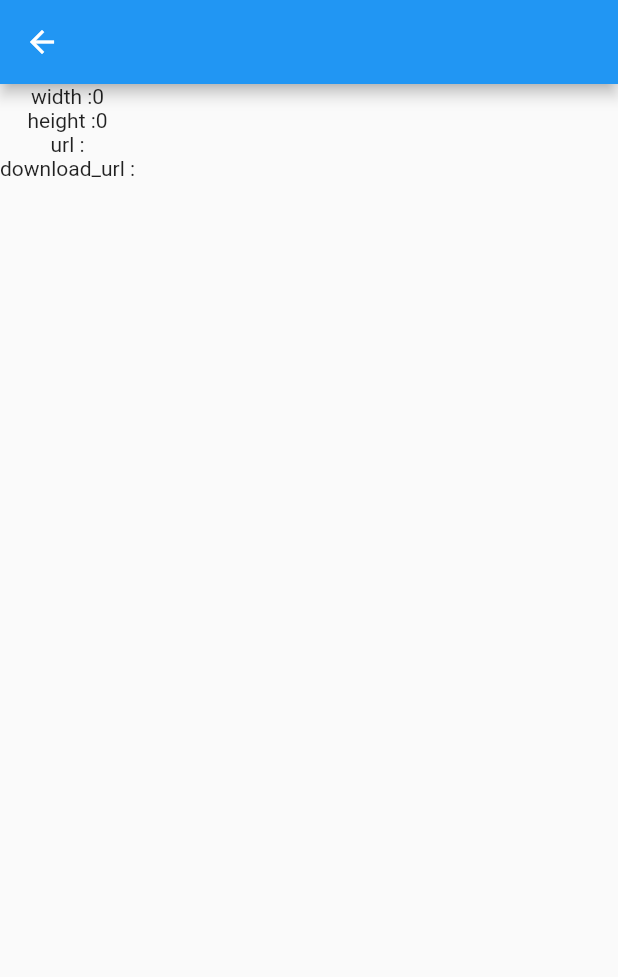
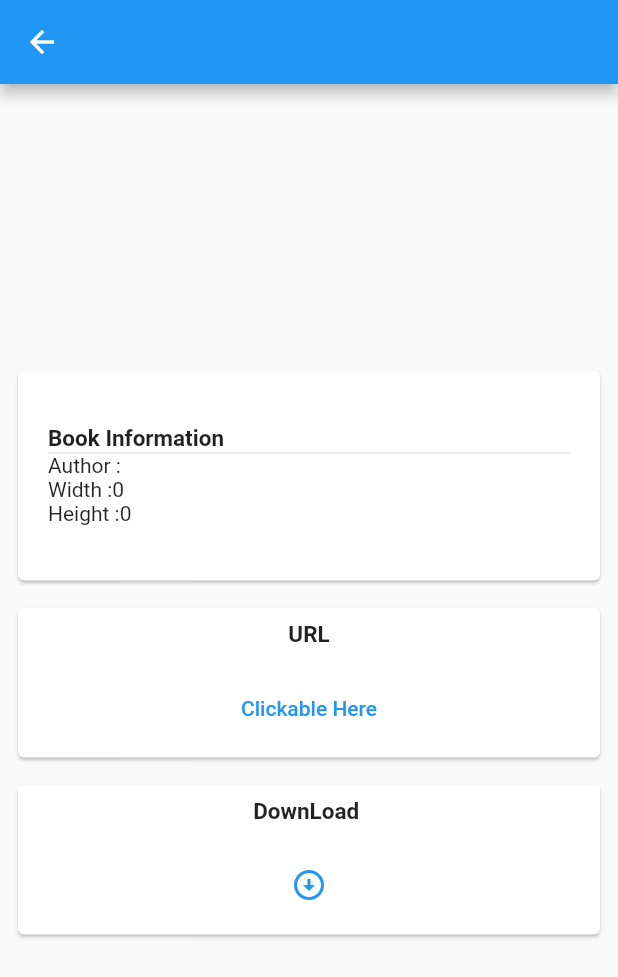
Before and after one commit to MdAdnanMorshed/desktopIT_Exam, a Flutter app: the ItemDetails screen opened directly with empty values, on a phone screen of 412 x 824 dp. Shown: the top 977 px of the screen. Run offline on Flutter 3.47's test engine with Material 2 defaults, Android fonts, the phone set to English and light mode, and no system bars; our stand-ins replace dio; network calls fail.

Commit message:
item details 100% done

```diff
--- a/lib/views/item_details.dart
+++ b/lib/views/item_details.dart
@@ -5,7 +5,6 @@ import 'package:flutter/material.dart';
 class ItemDetails extends StatefulWidget {
 
   var users;
-
 
   ItemDetails(this.users);
 
@@ -21,13 +20,79 @@ class _ItemDetailsState extends State<ItemDetails> {
       appBar: AppBar(
         title:  Text(widget.users['author']),
       ),
-      body: Column(
-        children: [
-          Text('width :'+widget.users['width'].toString()),
-          Text('height :'+widget.users['height'].toString()),
-          Text('url :'+widget.users['url'].toString()),
-          Text('download_url :'+widget.users['download_url'].toString()),
-        ],
+      body: Padding(
+        padding: const EdgeInsets.all(8.0),
+        child: Column(
+          mainAxisAlignment: MainAxisAlignment.center,
+
+          children: [
+
+            Card(
+              child: Container(
+                  height: 100,
+                  width: double.infinity,
+                  margin: EdgeInsets.all(20),
+
+                  child: Column(
+                    mainAxisAlignment: MainAxisAlignment.center,
+                    crossAxisAlignment: CrossAxisAlignment.start,
+
+                    children: [
+                      Text('Book Information',style: TextStyle(fontSize: 15,fontWeight: FontWeight.bold),),
+                       Divider(height: 1,thickness: 1,),
+                      Text('Author : '+ widget.users['author'].toString()),
+                      Text('Width :'+widget.users['width'].toString()),
+                      Text('Height :'+widget.users['height'].toString()),
+
+                    ],
+                  )),
+            ),
+            SizedBox(height: 10,),
+            Card(
+              child: Container(
+                  height: 100,
+                  width: double.infinity,
+
+                  child: Column(
+                   mainAxisAlignment: MainAxisAlignment.center,
+                    crossAxisAlignment: CrossAxisAlignment.center,
+                    children: [
+                      Text('URL',style: TextStyle(fontSize: 15,fontWeight: FontWeight.bold),),
+                      Text(widget.users['url'].toString()),
+                      TextButton(
+                        child: Text('Clickable Here'),onPressed: (){
+                        /// Clickable Here
+                      },)
+
+                    ],
+                  )),
+            ),
+
+            SizedBox(height: 10,),
+            Card(
+              child: Container(
+                  height: 100,
+                  width: double.infinity,
+
+                  child: Column(
+                    mainAxisAlignment: MainAxisAlignment.center,
+                    crossAxisAlignment: CrossAxisAlignment.center,
+                    children: [
+                      Text('DownLoad ',style: TextStyle(fontSize: 15,fontWeight: FontWeight.bold),),
+                      Text(widget.users['download_url'].toString()),
+                      TextButton(
+                        onPressed: (){},
+                        child:
+                        Icon(Icons.arrow_circle_down_outlined)
+                       )
+
+                    ],
+                  )),
+            ),
+
+            SizedBox(height: 10,),
+          ],
+        ),
       ),
 
     );
```
